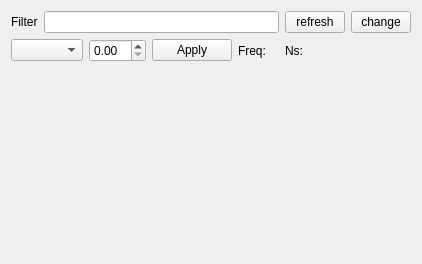
Qt form rqt_signal_logger/resource/signal_logger_variables.ui (ANYbotics/signal_logger) before a commit.
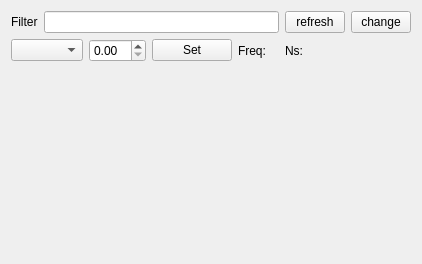
The same form after that commit.

Commit message: update rqt gui, statusbar for both views, allow refresh on logger run

```diff
--- a/rqt_signal_logger/resource/signal_logger_variables.ui
+++ b/rqt_signal_logger/resource/signal_logger_variables.ui
@@ -78,7 +78,7 @@
      <item>
       <widget class="QPushButton" name="applyButton">
        <property name="text">
-        <string>Apply</string>
+        <string>Set</string>
        </property>
       </widget>
      </item>
```
The commit also changes 4 other files.
